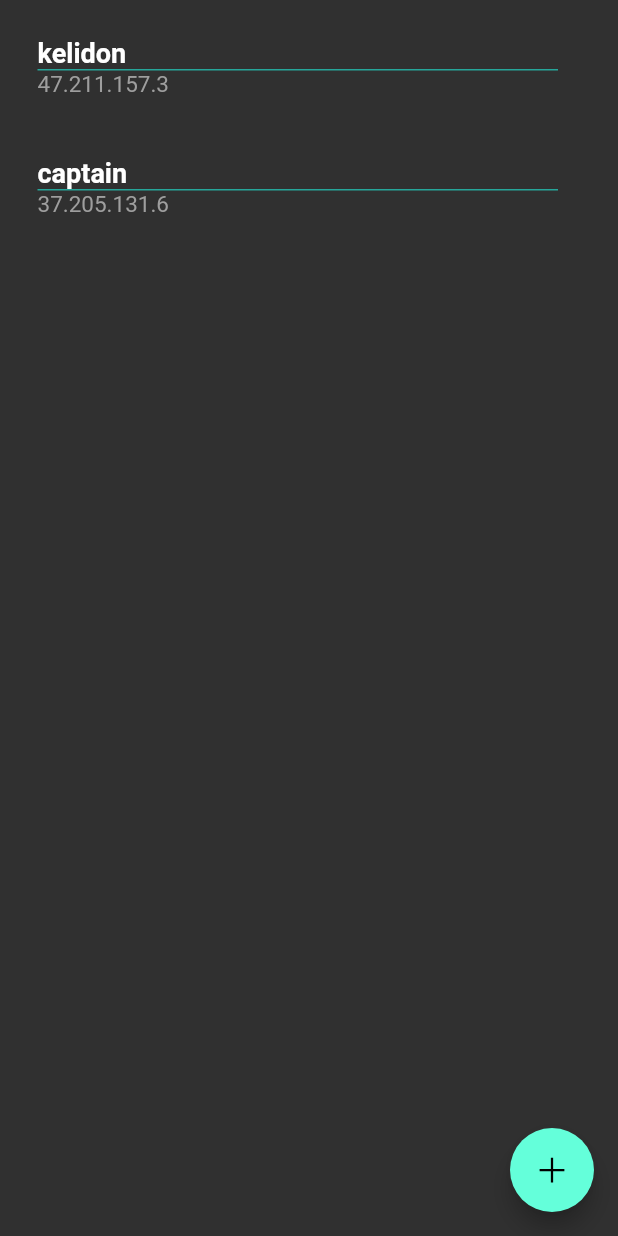
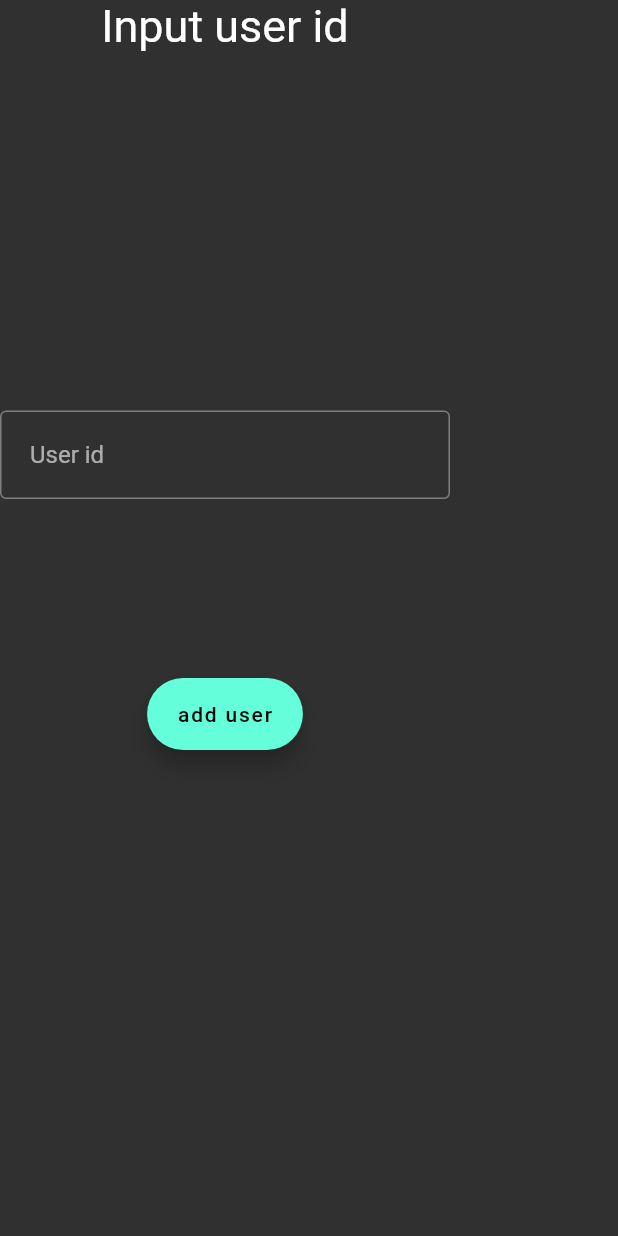
Before and after one commit to kelidon/pipercrux, a Flutter app: the UsersListView screen opened directly, after a tap on an icon or button, on a phone screen of 412 x 824 dp. Run offline on Flutter 3.47's test engine with Material 2 defaults, Android fonts, the phone set to English and light mode, and no system bars; our stand-ins replace line_awesome_icons, logger; accounts and stored records are empty.

Commit message:
create add user screen

```diff
--- /dev/null
+++ b/app/lib/widgets/content/view/add-user.view.dart
@@ -0,0 +1,49 @@
+import 'package:flutter/foundation.dart';
+import 'package:flutter/material.dart';
+import 'package:pipercrux/main.dart';
+import 'package:pipercrux/widgets/app/model/app.model.dart';
+import 'package:pipercrux/widgets/content/model/content.model.dart';
+import 'package:provider/provider.dart';
+import 'package:line_awesome_icons/line_awesome_icons.dart';
+
+class AddUserView extends StatelessWidget {
+  AddUserView({Key key}) : super(key: key);
+
+  @override
+  Widget build(BuildContext context) {
+    const TextStyle optionStyle = TextStyle(fontSize: 30);
+
+    return Scaffold(
+      body: Container(
+        width: 300,
+        height: 500,
+        child: Column(
+          mainAxisSize: MainAxisSize.min,
+          children: <Widget>[
+            Text(
+              'Input user id',
+              style: optionStyle,
+            ),
+            Spacer(
+              flex: 2,
+            ),
+            TextField(
+              decoration: InputDecoration(
+                border: OutlineInputBorder(),
+                contentPadding: const EdgeInsets.all(20.0),
+                hintText: 'User id',
+              ),
+            ),
+            Spacer(
+              flex: 1,
+            ),
+            FloatingActionButton.extended(
+              onPressed: () {},
+              label: Text("add user"),
+            )
+          ],
+        ),
+      ),
+    );
+  }
+}
--- a/app/lib/widgets/content/view/users-list.view.dart
+++ b/app/lib/widgets/content/view/users-list.view.dart
@@ -3,6 +3,7 @@ import 'package:line_awesome_icons/line_awesome_icons.dart';
 import 'package:pipercrux/entities/file.dart';
 import 'package:pipercrux/entities/user.dart';
 import 'package:pipercrux/widgets/content/model/animated-list.model.dart';
+import 'package:pipercrux/widgets/content/view/add-user.view.dart';
 import 'package:pipercrux/widgets/content/view/content.view.dart';
 import 'package:pipercrux/widgets/content/view/user-tile.component.dart';
 import 'package:provider/provider.dart';
@@ -81,7 +82,12 @@ class _UsersListViewState extends State<UsersListView> {
         itemBuilder: _buildItem,
       ),
       floatingActionButton: FloatingActionButton(
-        onPressed: _insert,
+        onPressed: () {
+          Navigator.push(
+            context,
+            MaterialPageRoute(builder: (context) => AddUserView()),
+          );
+        },
         child: Icon(LineAwesomeIcons.plus),
       ),
     );
```
